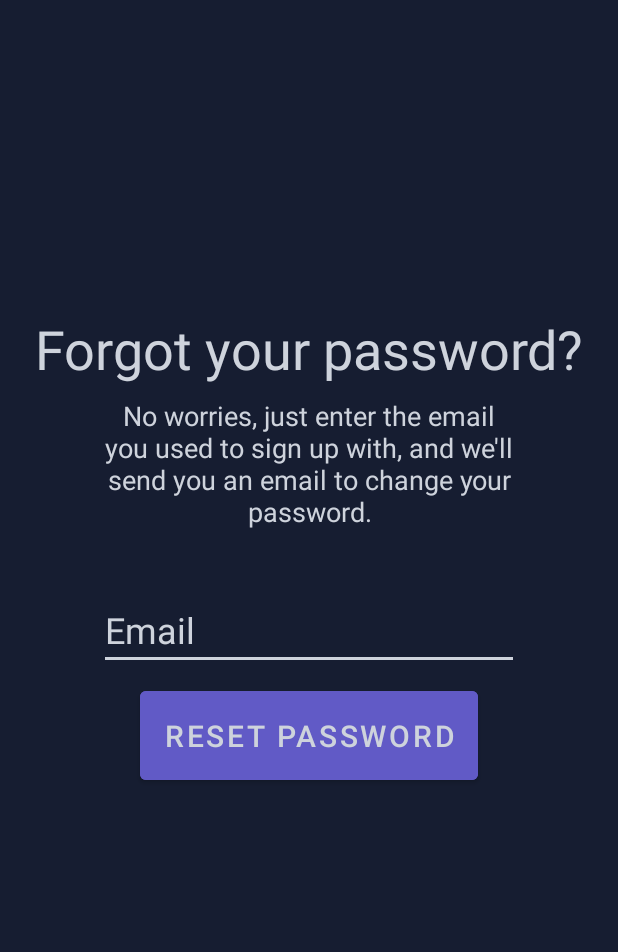
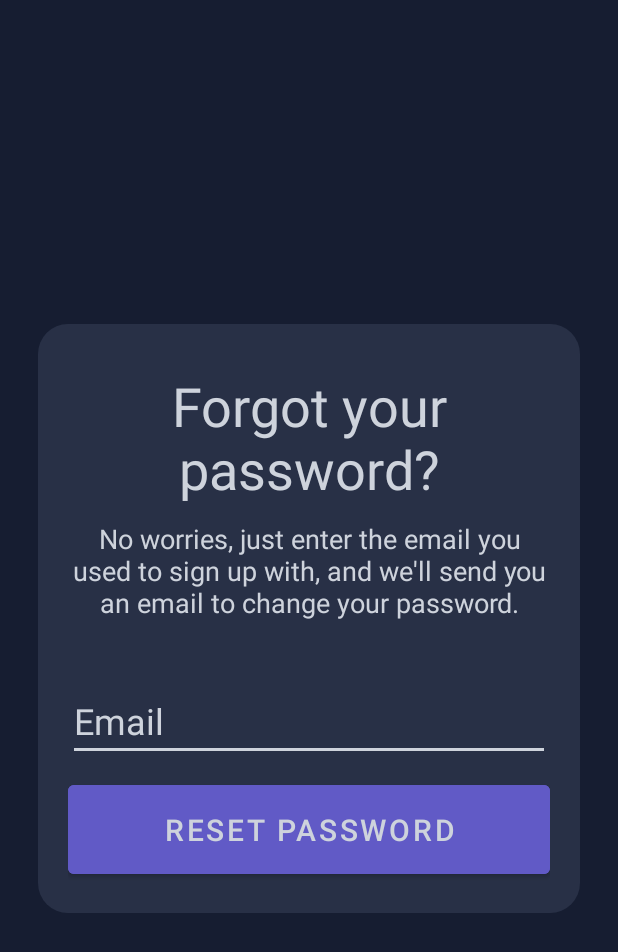
Before and after one commit to DongtaiS/DiscJockeyManager, an Android app: the layout activity_forgot_password.xml on its own in the app's theme, with its tools: preview values and no code run, on a phone screen of 412 x 824 dp. Shown: the top 952 px of the screen. Run offline under Robolectric (Android 15) with nearby library versions, the phone set to English and light mode, and no system bars; network calls fail.

Commit message:
Design tweaks

```diff
--- a/app/src/main/res/drawable/splash_gradient.xml
+++ b/app/src/main/res/drawable/button_gradient.xml
@@ -1,9 +1,10 @@
 <?xml version="1.0" encoding="utf-8"?>
 <shape xmlns:android="http://schemas.android.com/apk/res/android"
     android:shape="rectangle">
+    <corners android:radius="5dp"/>
     <gradient
         android:type="linear"
-        android:angle="90"
-        android:startColor="#161d31"
+        android:angle="180"
+        android:startColor="#B657F8"
         android:endColor="#615ac6"/>
 </shape>
--- /dev/null
+++ b/app/src/main/res/drawable/rounded_background.xml
@@ -0,0 +1,6 @@
+<?xml version="1.0" encoding="utf-8"?>
+<shape xmlns:android="http://schemas.android.com/apk/res/android">
+    <solid android:color="#FFFFFF"/>
+    <corners android:radius="20dp"/>
+    <padding android:left="0dp" android:top="0dp" android:right="0dp" android:bottom="0dp" />
+</shape>
--- a/app/src/main/res/drawable/splash_background.xml
+++ b/app/src/main/res/drawable/splash_background.xml
@@ -1,6 +1,6 @@
 <?xml version="1.0" encoding="utf-8"?>
 <layer-list xmlns:android="http://schemas.android.com/apk/res/android">
-    <item android:drawable="@drawable/splash_gradient"/>
+    <item android:drawable="@drawable/splash_color"/>
     <item>
         <bitmap android:gravity="center"
             android:src="@drawable/digitera"/>
--- /dev/null
+++ b/app/src/main/res/drawable/splash_color.xml
@@ -0,0 +1,5 @@
+<?xml version="1.0" encoding="utf-8"?>
+<shape xmlns:android="http://schemas.android.com/apk/res/android"
+    android:shape="rectangle">
+    <solid android:color="@color/slate_gray"/>
+</shape>
--- /dev/null
+++ b/app/src/main/res/drawable/title_background_tint.xml
@@ -0,0 +1,5 @@
+<?xml version="1.0" encoding="utf-8"?>
+<shape xmlns:android="http://schemas.android.com/apk/res/android"
+    android:shape="rectangle">
+    <solid android:color="#33000000"/>
+</shape>
--- /dev/null
+++ b/app/src/main/res/font/montserrat.xml
@@ -0,0 +1,7 @@
+<?xml version="1.0" encoding="utf-8"?>
+<font-family xmlns:android="http://schemas.android.com/apk/res/android">
+    <font
+        android:fontStyle="normal"
+        android:fontWeight="400"
+        android:font="@font/montserrat_medium" />
+</font-family>
--- a/app/src/main/res/layout/activity_forgot_password.xml
+++ b/app/src/main/res/layout/activity_forgot_password.xml
@@ -7,38 +7,47 @@
     android:background="@color/background_dark"
     tools:context=".ForgotPasswordActivity">
 
+    <LinearLayout
+        android:id="@+id/linearLayout2"
+        android:layout_width="0dp"
+        android:layout_height="wrap_content"
+        android:layout_marginStart="25dp"
+        android:layout_marginEnd="25dp"
+        android:background="@drawable/rounded_background"
+        android:backgroundTint="@color/slate_gray"
+        android:gravity="center"
+        android:orientation="vertical"
+        android:padding="20dp"
+        app:layout_constraintBottom_toBottomOf="parent"
+        app:layout_constraintEnd_toEndOf="parent"
+        app:layout_constraintHorizontal_bias="0.0"
+        app:layout_constraintStart_toStartOf="parent"
+        app:layout_constraintTop_toTopOf="parent"
+        app:layout_constraintVertical_bias="0.5">
+
         <TextView
             android:id="@+id/textPassResetTitle"
             android:layout_width="wrap_content"
             android:layout_height="wrap_content"
-        android:layout_marginTop="208dp"
+            android:layout_marginTop="10dp"
+            android:layout_marginBottom="10dp"
             android:text="Forgot your password?"
             android:textAlignment="center"
             android:textColor="@color/light_gray"
-        android:textSize="36sp"
-        app:layout_constraintEnd_toEndOf="parent"
-        app:layout_constraintStart_toStartOf="parent"
-        app:layout_constraintTop_toTopOf="parent" />
+            android:textSize="36sp" />
 
         <TextView
             android:id="@+id/textPassResetDesc"
-        android:layout_width="0dp"
+            android:layout_width="match_parent"
             android:layout_height="wrap_content"
-        android:layout_marginStart="50dp"
-        android:layout_marginTop="8dp"
-        android:layout_marginEnd="50dp"
             android:text="No worries, just enter the email you used to sign up with, and we'll send you an email to change your password."
             android:textAlignment="center"
             android:textColor="@color/light_gray"
-        android:textSize="18sp"
-        app:layout_constraintEnd_toEndOf="parent"
-        app:layout_constraintHorizontal_bias="1.0"
-        app:layout_constraintStart_toStartOf="parent"
-        app:layout_constraintTop_toBottomOf="@+id/textPassResetTitle" />
+            android:textSize="18sp" />
 
         <EditText
             android:id="@+id/editTextPassResetEmail"
-        android:layout_width="wrap_content"
+            android:layout_width="match_parent"
             android:layout_height="wrap_content"
             android:layout_marginTop="40dp"
             android:backgroundTint="@color/light_gray"
@@ -47,25 +56,19 @@
             android:inputType="textEmailAddress"
             android:textColor="@color/light_gray"
             android:textColorHint="@color/light_gray"
-        android:textSize="24sp"
-        app:layout_constraintEnd_toEndOf="parent"
-        app:layout_constraintHorizontal_bias="0.5"
-        app:layout_constraintStart_toStartOf="parent"
-        app:layout_constraintTop_toBottomOf="@+id/textPassResetDesc" />
+            android:textSize="24sp" />
 
         <Button
             android:id="@+id/buttonPassResetReset"
-        android:layout_width="wrap_content"
+            android:layout_width="match_parent"
             android:layout_height="wrap_content"
-        android:layout_marginTop="8dp"
+            android:layout_marginTop="10dp"
             android:backgroundTint="@color/accent_purple"
             android:padding="16dp"
             android:text="Reset password"
             android:textColor="@color/light_gray"
-        android:textSize="20sp"
-        app:layout_constraintEnd_toEndOf="parent"
-        app:layout_constraintHorizontal_bias="0.5"
-        app:layout_constraintStart_toStartOf="parent"
-        app:layout_constraintTop_toBottomOf="@+id/editTextPassResetEmail" />
+            android:textSize="20sp" />
+
+    </LinearLayout>
 
 </androidx.constraintlayout.widget.ConstraintLayout>
--- a/app/src/main/res/values-night/themes.xml
+++ b/app/src/main/res/values-night/themes.xml
@@ -1,6 +1,6 @@
 <resources xmlns:tools="http://schemas.android.com/tools">
     <!-- Base application theme. -->
-    <style name="Theme.DiscJockeyManager" parent="Theme.MaterialComponents.DayNight.DarkActionBar">
+    <style name="Theme.DiscJockeyManager" parent="Theme.MaterialComponents.DayNight.NoActionBar">
         <!-- Primary brand color. -->
         <item name="colorPrimary">@color/purple_200</item>
         <item name="colorPrimaryVariant">@color/purple_700</item>
@@ -12,5 +12,7 @@
         <!-- Status bar color. -->
         <item name="android:statusBarColor" tools:targetApi="l">?attr/colorPrimaryVariant</item>
         <!-- Customize your theme here. -->
+        <item name="android:fontFamily">@font/montserrat</item>
+        <item name="fontFamily">@font/montserrat</item>
     </style>
 </resources>
--- a/app/src/main/res/values/themes.xml
+++ b/app/src/main/res/values/themes.xml
@@ -1,6 +1,6 @@
 <resources xmlns:tools="http://schemas.android.com/tools">
     <!-- Base application theme. -->
-    <style name="Theme.DiscJockeyManager" parent="Theme.MaterialComponents.DayNight.DarkActionBar">
+    <style name="Theme.DiscJockeyManager" parent="Theme.MaterialComponents.DayNight.NoActionBar">
         <!-- Primary brand color. -->
         <item name="colorPrimary">@color/purple_500</item>
         <item name="colorPrimaryVariant">@color/purple_700</item>
```
Also changed, not shown: app/src/main/res/drawable/title_gradient.xml (added, +9 -0 lines), app/src/main/res/layout/activity_main.xml (+46 -22 lines), app/src/main/res/layout/activity_register_new_user.xml (+27 -33 lines), app/src/main/res/font/montserrat_medium.ttf (added). Lines whose indentation alone changed are shown as unchanged.
